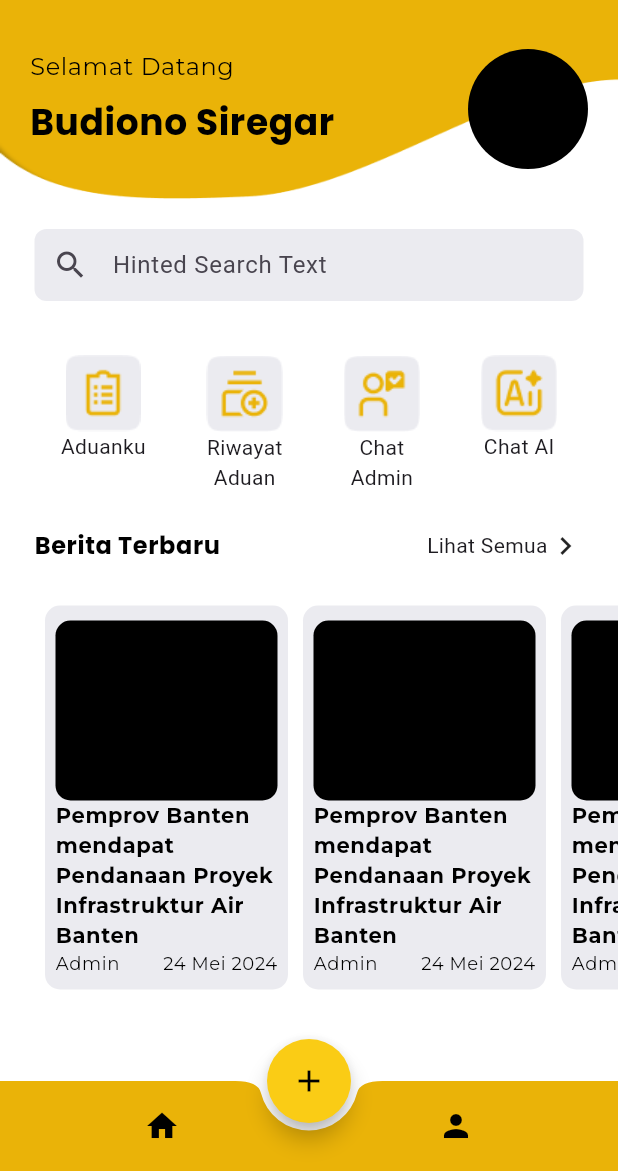
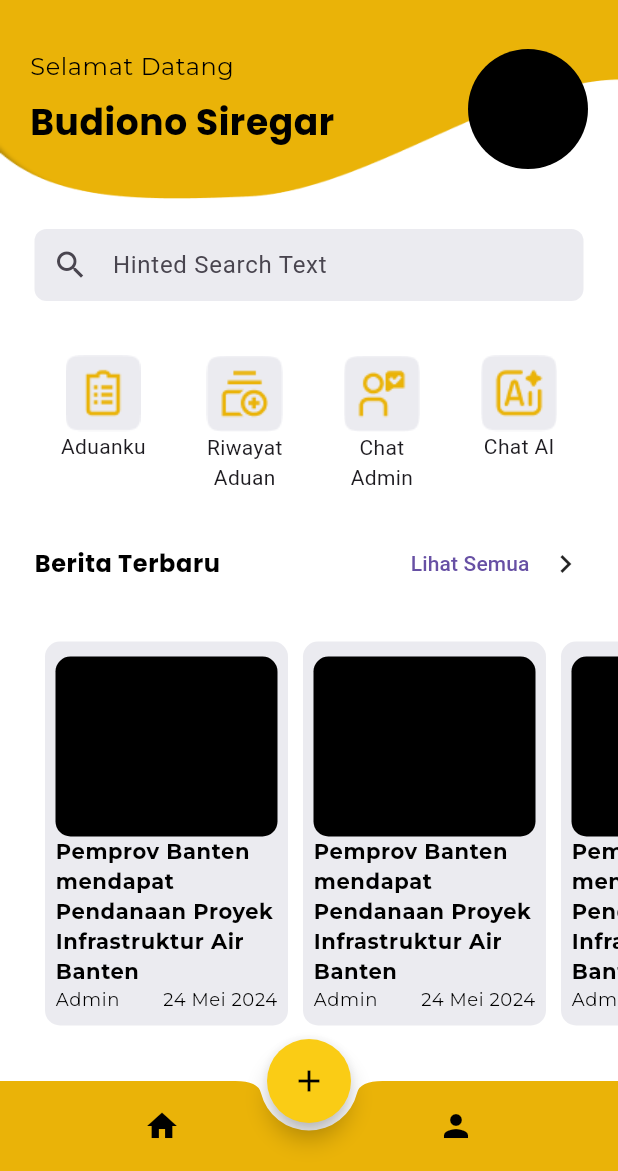
Before and after one commit to Capstone-Project-Alterra-Kelompok-8/e-complaint-mobile, a Flutter app: the HomePageScreen screen opened by its route, on a phone screen of 412 x 824 dp, the part 65-1236 px from its top. Run offline on Flutter 3.47's test engine with Material 3 defaults, Android fonts, the phone set to English and light mode, and no system bars; our stand-ins replace carousel_slider, dio, file_picker, flutter_svg, gap, google_fonts and 3 more; project files that could hold a hidden picture were left out.

Commit message:
updated navigation

```diff
--- a/e_complaint_app/lib/app_route.dart
+++ b/e_complaint_app/lib/app_route.dart
@@ -7,6 +7,8 @@ import 'package:e_complaint_app/views/screens/auth/login_screen.dart';
 import 'package:e_complaint_app/views/screens/auth/register/register.dart';
 import 'package:e_complaint_app/views/screens/auth/register/verifikasi_link.dart';
 import 'package:e_complaint_app/views/screens/auth/register/verifikasi_otp.dart';
+import 'package:e_complaint_app/views/screens/customer_services/chat_admin.dart';
+import 'package:e_complaint_app/views/screens/customer_services/chat_bot.dart';
 import 'package:e_complaint_app/views/screens/form_aduan/form_aduan.dart';
 import 'package:e_complaint_app/views/screens/home/aboutapp_screen.dart';
 import 'package:e_complaint_app/views/screens/home/chanepassword_screen.dart';
@@ -46,8 +48,9 @@ class AppRoute {
     '/progress_aduanku' :(context) => ProgressAduankuScreen(),
     '/aduanku' :(context) => AduankuScreen(),
     '/riwayat_aduan' : (context) => RiwayatAduan(),
-    '/home' : (context) => HomePageScreen(),
     '/form_aduan' : (context) => FormAduan(),
+    '/chat_bot' : (context) => ChatBot(),
+    '/chat_admin' : (context) => ChatAdmin()
 
   };
 
--- a/e_complaint_app/lib/views/screens/home/homepage_screen.dart
+++ b/e_complaint_app/lib/views/screens/home/homepage_screen.dart
@@ -158,9 +158,14 @@ class _HomePageScreenState extends State<HomePageScreen> {
                   'Berita Terbaru',
                   style: HomeTextCollections.beritaHeader,
                 ),
-                const Row(
+                Row(
                   children: [
-                    Text('Lihat Semua'),
+                    TextButton(
+                      onPressed: () {
+                        Navigator.pushNamed(context, '/news');
+                      },
+                      child: Text('Lihat Semua'),
+                    ),
                     Icon(Icons.chevron_right_outlined)
                   ],
                 )
```
Also changed, not shown: e_complaint_app/lib/views/screens/home/profile_screen.dart (+5 -5 lines).
